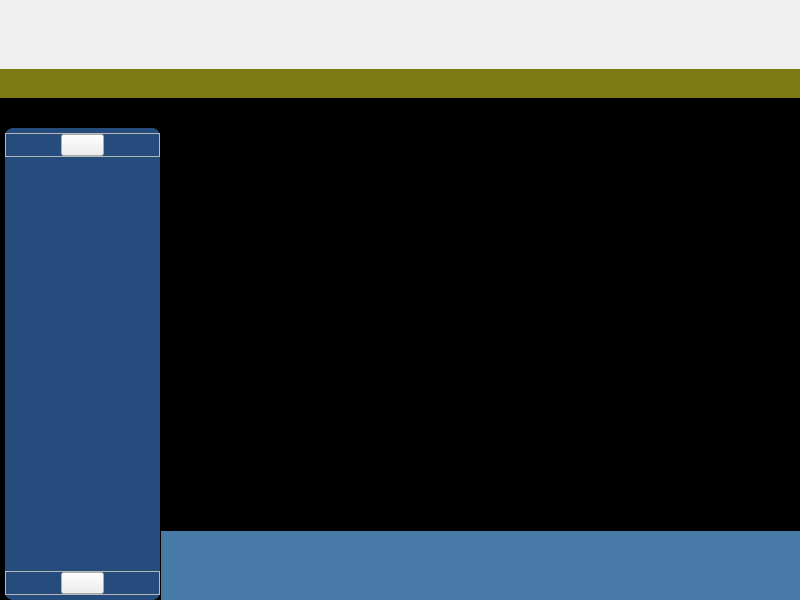
Before: the Qt Designer form ui/mainwindow.ui in 15903016222/Voice, drawn with Qt 5.
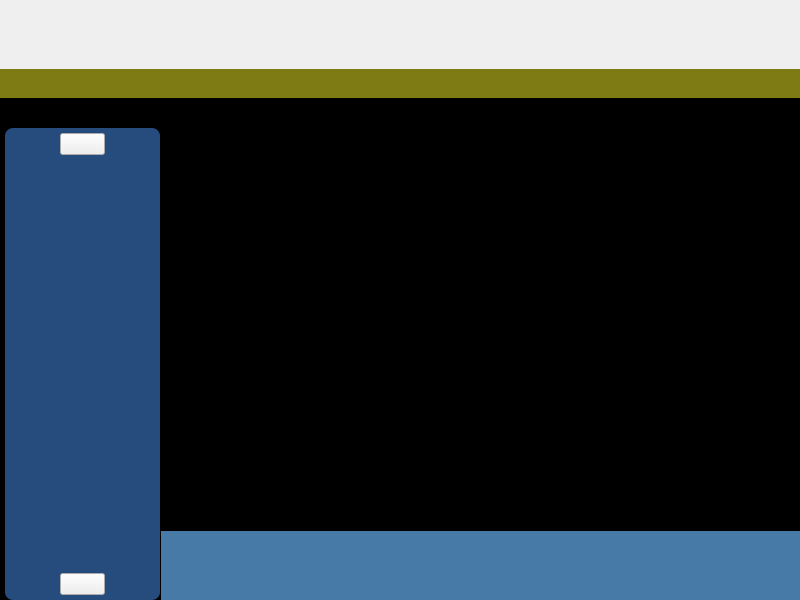
After: the same form once the commit is applied. Icons and pictures are not drawn. Custom widgets are drawn as their Qt base class.

Patch:
```diff
--- a/ui/mainwindow.ui
+++ b/ui/mainwindow.ui
@@ -177,7 +177,7 @@
                 <item>
                  <widget class="QFrame" name="frame_up">
                   <property name="frameShape">
-                   <enum>QFrame::StyledPanel</enum>
+                   <enum>QFrame::NoFrame</enum>
                   </property>
                   <property name="frameShadow">
                    <enum>QFrame::Raised</enum>
@@ -304,7 +304,7 @@
                         <x>0</x>
                         <y>0</y>
                         <width>155</width>
-                        <height>394</height>
+                        <height>398</height>
                        </rect>
                       </property>
                      </widget>
@@ -316,7 +316,7 @@
                 <item>
                  <widget class="QFrame" name="frame_down">
                   <property name="frameShape">
-                   <enum>QFrame::StyledPanel</enum>
+                   <enum>QFrame::NoFrame</enum>
                   </property>
                   <property name="frameShadow">
                    <enum>QFrame::Raised</enum>
```
